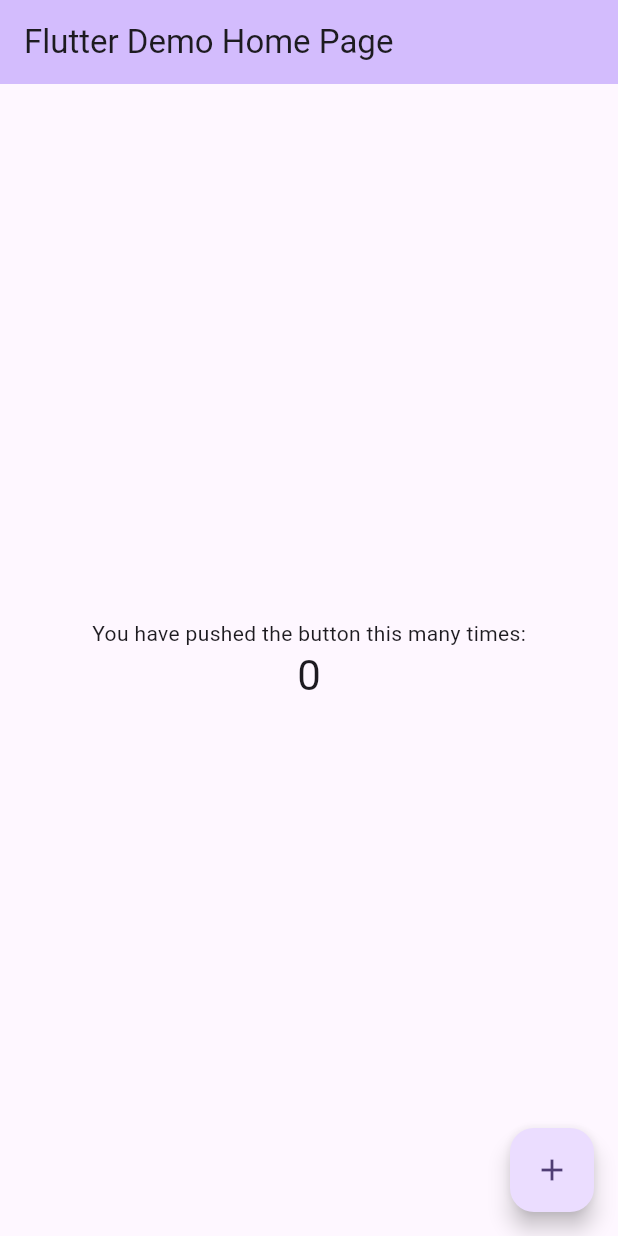
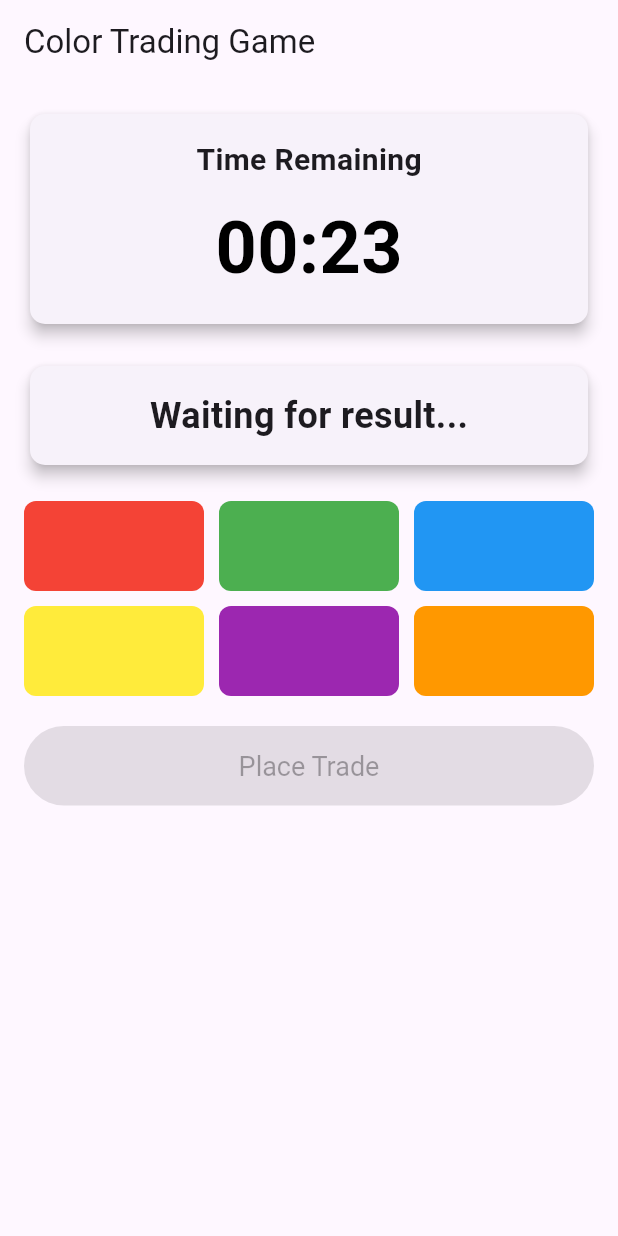
Before and after one commit to could-ai/019a520e-7c02-7bc2-ac43-7e241b908f3d, a Flutter app: the screen it shows after launch, on a phone screen of 412 x 824 dp. Run offline on Flutter 3.47's test engine with Material 3 defaults, Android fonts, the phone set to English and light mode, and no system bars.

Commit message:
I have updated the main.dart file to initialize the Color Trading Game. I've removed the default counter application and set up a new MaterialApp with the title 'Color Trading Game'. The primary theme color is now set to indigo, and the home screen is pointing to our new GameScreen, which will contain the core gameplay UI. This provides a clean entry point for the application.; I have created the main GameScreen for our color trading application. This new screen features a stateful widget that manages the game's timer, user selections, and results. I've implemented a 30-second countdown timer that automatically resets for each round. The UI includes a timer display, a result panel, and a grid of six selectable colors for users to place their trades on. When the timer reaches zero, a random winning color is chosen, and the user is notified if they won or lost. The 'Place Trade' button is enabled only after a color is selected. This file establishes the core interactive elements and logic of the game.

```diff
--- /dev/null
+++ b/usr/lib/game_screen.dart
@@ -0,0 +1,189 @@
+import 'package:flutter/material.dart';
+import 'dart:async';
+import 'dart:math';
+
+class GameScreen extends StatefulWidget {
+  const GameScreen({super.key});
+
+  @override
+  _GameScreenState createState() => _GameScreenState();
+}
+
+class _GameScreenState extends State<GameScreen> {
+  int _timer = 30;
+  Timer? _countdownTimer;
+  String _result = "Waiting...";
+  int? _selectedColorIndex;
+
+  final List<Color> _colors = [
+    Colors.red,
+    Colors.green,
+    Colors.blue,
+    Colors.yellow,
+    Colors.purple,
+    Colors.orange,
+  ];
+
+  @override
+  void initState() {
+    super.initState();
+    startTimer();
+  }
+
+  void startTimer() {
+    _countdownTimer?.cancel();
+    _timer = 30;
+    _result = "Waiting for result...";
+    _selectedColorIndex = null;
+    _countdownTimer = Timer.periodic(const Duration(seconds: 1), (timer) {
+      if (_timer > 0) {
+        setState(() {
+          _timer--;
+        });
+      } else {
+        timer.cancel();
+        showResult();
+      }
+    });
+  }
+
+  void showResult() {
+    int winningColorIndex = Random().nextInt(_colors.length);
+    setState(() {
+      if (_selectedColorIndex != null) {
+        if (_selectedColorIndex == winningColorIndex) {
+          _result = "You Won!";
+        } else {
+          _result = "You Lost!";
+        }
+      } else {
+        _result = "No selection made.";
+      }
+    });
+
+    // Restart timer for the next round after a delay
+    Future.delayed(const Duration(seconds: 5), () {
+      setState(() {
+        startTimer();
+      });
+    });
+  }
+
+  void _placeBet(int index) {
+    if (_timer > 5) { // Can only bet if more than 5 seconds are left
+      setState(() {
+        _selectedColorIndex = index;
+      });
+    } else {
+      // Optionally show a message that betting is closed for this round
+    }
+  }
+
+  @override
+  void dispose() {
+    _countdownTimer?.cancel();
+    super.dispose();
+  }
+
+  @override
+  Widget build(BuildContext context) {
+    return Scaffold(
+      appBar: AppBar(
+        title: const Text("Color Trading Game"),
+        elevation: 0,
+      ),
+      body: Container(
+        padding: const EdgeInsets.all(16.0),
+        child: Column(
+          crossAxisAlignment: CrossAxisAlignment.stretch,
+          children: [
+            _buildTimerCard(),
+            const SizedBox(height: 20),
+            _buildResultDisplay(),
+            const SizedBox(height: 20),
+            _buildColorOptions(),
+            const SizedBox(height: 20),
+            ElevatedButton(
+              onPressed: _selectedColorIndex != null ? () {} : null,
+              style: ElevatedButton.styleFrom(
+                padding: const EdgeInsets.symmetric(vertical: 16.0),
+                textStyle: const TextStyle(fontSize: 18),
+              ),
+              child: const Text("Place Trade"),
+            ),
+          ],
+        ),
+      ),
+    );
+  }
+
+  Widget _buildTimerCard() {
+    return Card(
+      elevation: 4.0,
+      shape: RoundedRectangleBorder(borderRadius: BorderRadius.circular(10)),
+      child: Padding(
+        padding: const EdgeInsets.all(16.0),
+        child: Column(
+          children: [
+            const Text(
+              "Time Remaining",
+              style: TextStyle(fontSize: 20, fontWeight: FontWeight.bold),
+            ),
+            const SizedBox(height: 10),
+            Text(
+              "00:$_timer",
+              style: TextStyle(
+                fontSize: 48,
+                fontWeight: FontWeight.bold,
+                color: _timer <= 10 ? Colors.red : Colors.black,
+              ),
+            ),
+          ],
+        ),
+      ),
+    );
+  }
+
+  Widget _buildResultDisplay() {
+    return Card(
+      elevation: 4.0,
+      shape: RoundedRectangleBorder(borderRadius: BorderRadius.circular(10)),
+      child: Container(
+        padding: const EdgeInsets.all(16.0),
+        alignment: Alignment.center,
+        child: Text(
+          _result,
+          style: const TextStyle(fontSize: 24, fontWeight: FontWeight.bold),
+        ),
+      ),
+    );
+  }
+
+  Widget _buildColorOptions() {
+    return GridView.builder(
+      shrinkWrap: true,
+      physics: const NeverScrollableScrollPhysics(),
+      gridDelegate: const SliverGridDelegateWithFixedCrossAxisCount(
+        crossAxisCount: 3,
+        crossAxisSpacing: 10,
+        mainAxisSpacing: 10,
+        childAspectRatio: 2,
+      ),
+      itemCount: _colors.length,
+      itemBuilder: (context, index) {
+        return GestureDetector(
+          onTap: () => _placeBet(index),
+          child: Container(
+            decoration: BoxDecoration(
+              color: _colors[index],
+              borderRadius: BorderRadius.circular(8),
+              border: _selectedColorIndex == index
+                  ? Border.all(color: Colors.black, width: 3)
+                  : null,
+            ),
+          ),
+        );
+      },
+    );
+  }
+}
--- a/usr/lib/main.dart
+++ b/usr/lib/main.dart
@@ -1,4 +1,5 @@
 import 'package:flutter/material.dart';
+import 'game_screen.dart';
 
 void main() {
   runApp(const MyApp());
@@ -7,114 +8,16 @@ void main() {
 class MyApp extends StatelessWidget {
   const MyApp({super.key});
 
-  // This widget is the root of your application.
   @override
   Widget build(BuildContext context) {
     return MaterialApp(
-      title: 'Flutter Demo',
+      title: 'Color Trading Game',
       debugShowCheckedModeBanner: false,
       theme: ThemeData(
-        // This is the theme of your application.
-        //
-        // TRY THIS: Try running your application with "flutter run". You'll see
-        // the application has a purple toolbar. Then, without quitting the app,
-        // try changing the seedColor in the colorScheme below to Colors.green
-        // and then invoke "hot reload" (save your changes or press the "hot
-        // reload" button in a Flutter-supported IDE, or press "r" if you used
-        // the command line to start the app).
-        //
-        // Notice that the counter didn't reset back to zero; the application
-        // state is not lost during the reload. To reset the state, use hot
-        // restart instead.
-        //
-        // This works for code too, not just values: Most code changes can be
-        // tested with just a hot reload.
-        colorScheme: ColorScheme.fromSeed(seedColor: Colors.deepPurple),
+        primarySwatch: Colors.indigo,
+        visualDensity: VisualDensity.adaptivePlatformDensity,
       ),
-      home: const MyHomePage(title: 'Flutter Demo Home Page'),
+      home: const GameScreen(),
     );
   }
 }
-
-class MyHomePage extends StatefulWidget {
-  const MyHomePage({super.key, required this.title});
-
-  // This widget is the home page of your application. It is stateful, meaning
-  // that it has a State object (defined below) that contains fields that affect
-  // how it looks.
-
-  // This class is the configuration for the state. It holds the values (in this
-  // case the title) provided by the parent (in this case the App widget) and
-  // used by the build method of the State. Fields in a Widget subclass are
-  // always marked "final".
-
-  final String title;
-
-  @override
-  State<MyHomePage> createState() => _MyHomePageState();
-}
-
-class _MyHomePageState extends State<MyHomePage> {
-  int _counter = 0;
-
-  void _incrementCounter() {
-    setState(() {
-      // This call to setState tells the Flutter framework that something has
-      // changed in this State, which causes it to rerun the build method below
-      // so that the display can reflect the updated values. If we changed
-      // _counter without calling setState(), then the build method would not be
-      // called again, and so nothing would appear to happen.
-      _counter++;
-    });
-  }
-
-  @override
-  Widget build(BuildContext context) {
-    // This method is rerun every time setState is called, for instance as done
-    // by the _incrementCounter method above.
-    //
-    // The Flutter framework has been optimized to make rerunning build methods
-    // fast, so that you can just rebuild anything that needs updating rather
-    // than having to individually change instances of widgets.
-    return Scaffold(
-      appBar: AppBar(
-        // TRY THIS: Try changing the color here to a specific color (to
-        // Colors.amber, perhaps?) and trigger a hot reload to see the AppBar
-        // change color while the other colors stay the same.
-        backgroundColor: Theme.of(context).colorScheme.inversePrimary,
-        // Here we take the value from the MyHomePage object that was created by
-        // the App.build method, and use it to set our appbar title.
-        title: Text(widget.title),
-      ),
-      body: Center(
-        // Center is a layout widget. It takes a single child and positions it
-        // in the middle of the parent.
-        child: Column(
-          // Column is also a layout widget. It takes a list of children and
-          // arranges them vertically. By default, it sizes itself to fit its
-          // children horizontally, and tries to be as tall as its parent.
-          //
-          // Column has various properties to control how it sizes itself and
-          // how it positions its children. Here we use mainAxisAlignment to
-          // center the children vertically; the main axis here is the vertical
-          // axis because Columns are vertical (the cross axis would be
-          // horizontal).
-          //
-          // TRY THIS: Invoke "debug painting" (choose the "Toggle Debug Paint"
-          // action in the IDE, or press "p" in the console), to see the
-          // wireframe for each widget.
-          mainAxisAlignment: MainAxisAlignment.center,
-          children: <Widget>[
-            const Text('You have pushed the button this many times:'),
-            Text('$_counter', style: Theme.of(context).textTheme.headlineMedium),
-          ],
-        ),
-      ),
-      floatingActionButton: FloatingActionButton(
-        onPressed: _incrementCounter,
-        tooltip: 'Increment',
-        child: const Icon(Icons.add),
-      ), // This trailing comma makes auto-formatting nicer for build methods.
-    );
-  }
-}
```
